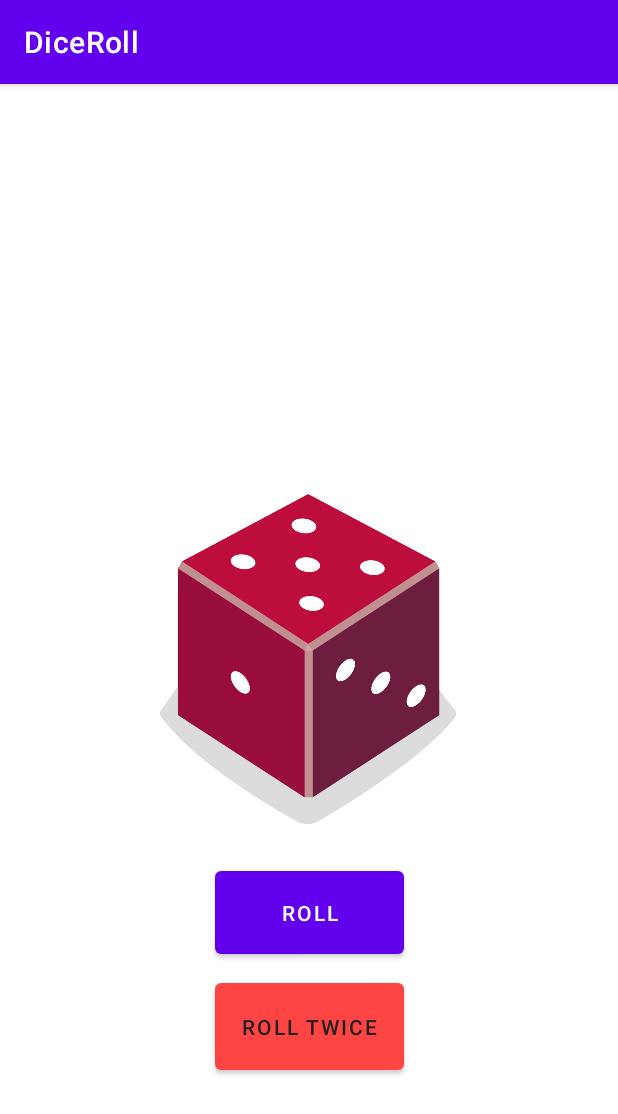
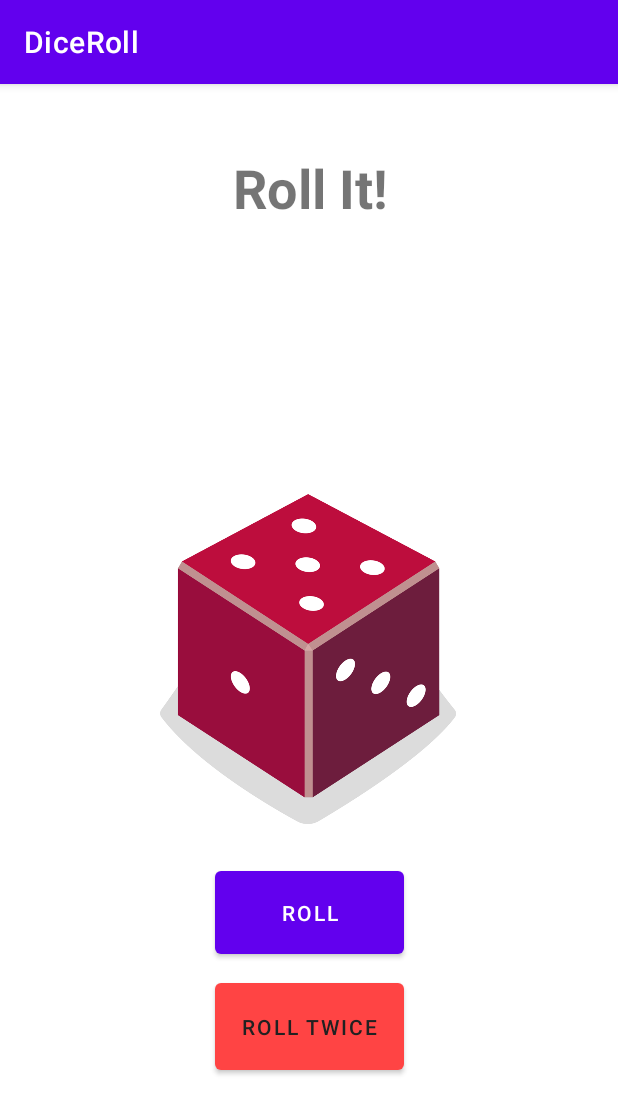
Before and after one commit to Clint-Mathews/KotlinDiceRollApp, an Android app: the screen it shows after launch (MainActivity), after a tap on "ROLL", on a phone screen of 412 x 824 dp. Shown: the top 1114 px of the screen. Run offline under Robolectric (Android 15) with nearby library versions, the phone set to English and light mode, and no system bars.

Commit message:
Updated dice image and functionality

```diff
--- a/app/src/main/java/com/example/diceroll/MainActivity.kt
+++ b/app/src/main/java/com/example/diceroll/MainActivity.kt
@@ -3,7 +3,11 @@ package com.example.diceroll
 import android.os.Bundle
 import android.widget.Button
 import android.widget.ImageView
+import android.widget.TextView
 import androidx.appcompat.app.AppCompatActivity
+import java.util.*
+import kotlin.concurrent.schedule
+
 
 /**
 Dice Class
@@ -16,13 +20,16 @@ class Dice(private val numberOfSides: Int) {
 
 class MainActivity : AppCompatActivity() {
     /**
-    Roll Dice function
+     Updating Heading
      **/
-    private fun rollDice() {
-        // Toast message
-//        val toast = Toast.makeText(this, "Dice Rolled!", Toast.LENGTH_SHORT)
-//        toast.show()
-        // Create a Dice Obj
+    private fun updateHeading(text:String) {
+        var textField:TextView = findViewById(R.id.textView);
+        textField.text = text
+    }
+    /**
+     Roll await
+     **/
+    private fun awaitedRoll() {
         var diceObj = Dice(6);
         var dataToShow = diceObj.roll();
         var diceImage: ImageView = findViewById(R.id.imageView);
@@ -39,11 +46,27 @@ class MainActivity : AppCompatActivity() {
         diceImage.setImageResource(result);
 //        Update the image description
         diceImage.contentDescription = result.toString();
+        updateHeading("Roll It!");
+    }
+    /**
+    Roll Dice function
+     **/
+    private fun rollDice() {
+        // Toast message
+//        val toast = Toast.makeText(this, "Dice Rolled!", Toast.LENGTH_SHORT)
+//        toast.show()
+        // Create a Dice Obj
+        updateHeading("Rolling...!");
+        Timer("SettingUp", false).schedule(500) {
+            awaitedRoll()
+        }
+
     }
 
     override fun onCreate(savedInstanceState: Bundle?) {
         super.onCreate(savedInstanceState)
         setContentView(R.layout.activity_main)
+        updateHeading("Roll It!");
         val rollButton: Button = findViewById(R.id.button)
         rollButton.setOnClickListener {
             rollDice()
--- a/app/src/main/res/layout/activity_main.xml
+++ b/app/src/main/res/layout/activity_main.xml
@@ -45,4 +45,18 @@
         app:layout_constraintVertical_bias="0.066"
         app:rippleColor="@color/purple_200" />
 
+    <TextView
+        android:id="@+id/textView"
+        android:layout_width="594dp"
+        android:layout_height="103dp"
+        android:text="TextView"
+        android:textAlignment="center"
+        android:textSize="36sp"
+        android:textStyle="bold"
+        app:layout_constraintBottom_toTopOf="@+id/imageView"
+        app:layout_constraintEnd_toEndOf="parent"
+        app:layout_constraintStart_toStartOf="parent"
+        app:layout_constraintTop_toTopOf="parent"
+        app:layout_constraintVertical_bias="0.262" />
+
 </androidx.constraintlayout.widget.ConstraintLayout>
```
